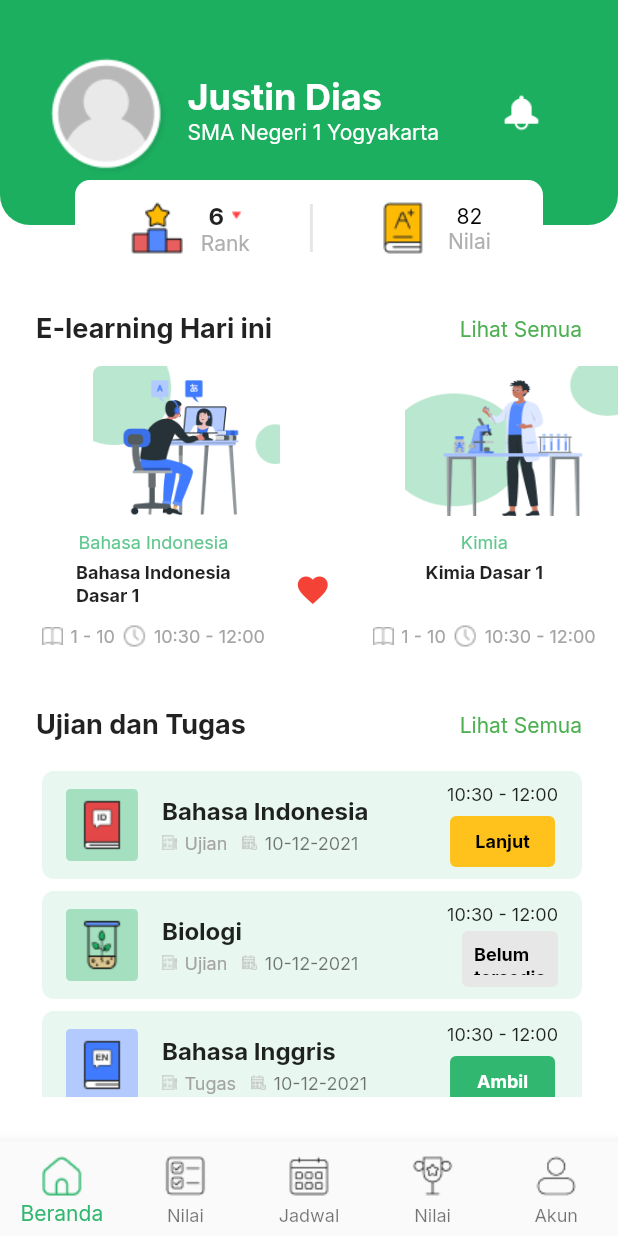
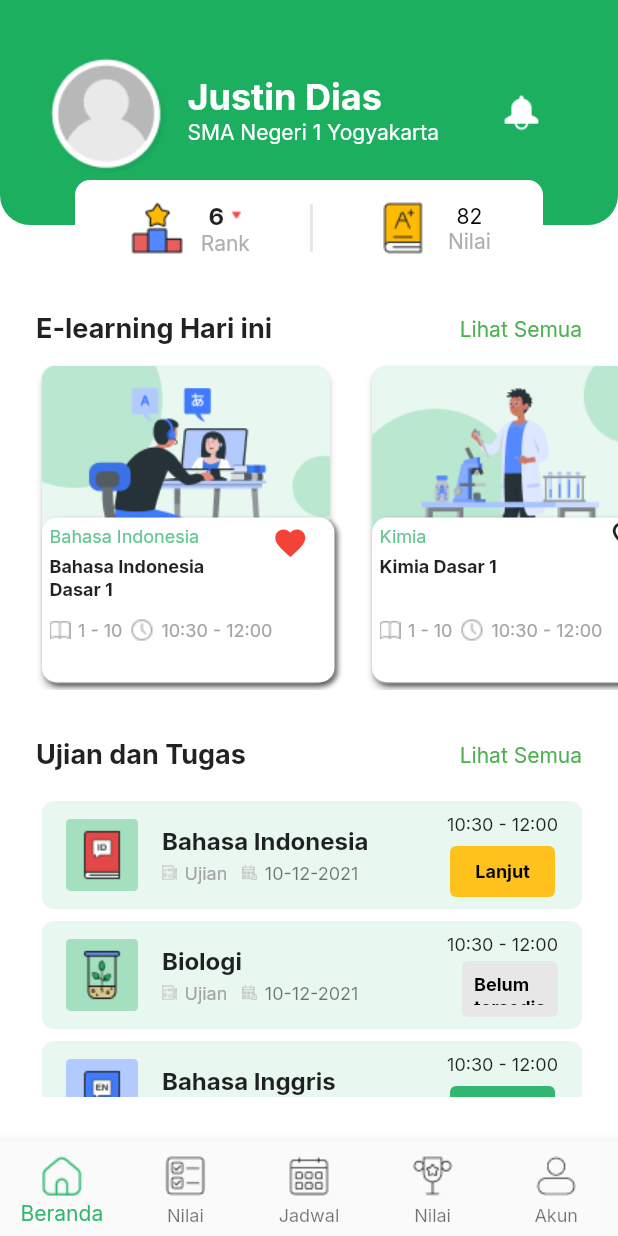
Before and after one commit to taufiqjack/ujione_ui_new, a Flutter app: the screen it shows after launch, on a phone screen of 412 x 824 dp. Run offline on Flutter 3.47's test engine with Material 2 defaults, Android fonts, the phone set to English and light mode, and no system bars; our stand-ins replace google_fonts.

Commit message:
update ui

```diff
--- a/lib/ui/view/index_view.dart
+++ b/lib/ui/view/index_view.dart
@@ -207,7 +207,10 @@ class _IndexViewState extends State<IndexView> {
                       height: 24,
                     ),
                     Padding(
-                      padding: const EdgeInsets.only(left: 24, right: 24),
+                      padding: const EdgeInsets.only(
+                        left: 24,
+                        right: 24,
+                      ),
                       child: Row(
                           mainAxisAlignment: MainAxisAlignment.spaceBetween,
                           children: [
@@ -246,30 +249,77 @@ class _IndexViewState extends State<IndexView> {
                             scrollDirection: Axis.horizontal,
                             child: Row(
                               children: [
+                                Stack(
+                                  children: [
                                     SizedBox(
-                                  height: 200,
+                                      width: 200,
+                                      height: 220,
                                       child: Card(
-                                    elevation: 0,
+                                        color: const Color(0xFFE8F7EF),
+                                        elevation: 2,
                                         semanticContainer: true,
                                         child: Column(
                                           children: [
                                             Image.asset(
                                               'assets/images/icon_ilustrasi_mapel_bhs_indo.png',
-                                          height: 100,
-                                          width: 150,
+                                              fit: BoxFit.cover,
                                             ),
                                             const SizedBox(
                                               height: 10,
                                             ),
-                                        Row(
+                                          ],
+                                        ),
+                                        shape: RoundedRectangleBorder(
+                                          borderRadius: BorderRadius.circular(
+                                            10.0,
+                                          ),
+                                        ),
+                                      ),
+                                    ),
+                                    Padding(
+                                      padding: const EdgeInsets.only(
+                                        top: 105,
+                                        left: 4,
+                                      ),
+                                      child: Container(
+                                        decoration: const BoxDecoration(
+                                            color: Colors.white,
+                                            boxShadow: [
+                                              BoxShadow(
+                                                  color: Colors.black54,
+                                                  blurRadius: 2,
+                                                  offset: Offset(
+                                                    2,
+                                                    2,
+                                                  ))
+                                            ],
+                                            borderRadius: BorderRadius.all(
+                                                Radius.circular(10))),
+                                        height: 110,
+                                        width: 195,
+                                        child: Row(
+                                          mainAxisAlignment:
+                                              MainAxisAlignment.start,
+                                          crossAxisAlignment:
+                                              CrossAxisAlignment.start,
                                           children: [
-                                            Column(
+                                            Padding(
+                                              padding: const EdgeInsets.only(
+                                                left: 5,
+                                                top: 5,
+                                              ),
+                                              child: Column(
+                                                mainAxisAlignment:
+                                                    MainAxisAlignment.start,
+                                                crossAxisAlignment:
+                                                    CrossAxisAlignment.start,
                                                 children: [
                                                   const Text(
                                                     'Bahasa Indonesia',
                                                     style: TextStyle(
                                                       fontSize: 12,
-                                                    fontWeight: FontWeight.w400,
+                                                      fontWeight:
+                                                          FontWeight.w400,
                                                       color: Color(0xFF60C78F),
                                                     ),
                                                   ),
@@ -280,7 +330,8 @@ class _IndexViewState extends State<IndexView> {
                                                     'Bahasa Indonesia\nDasar 1',
                                                     style: TextStyle(
                                                       fontSize: 12,
-                                                    fontWeight: FontWeight.w700,
+                                                      fontWeight:
+                                                          FontWeight.w700,
                                                     ),
                                                   ),
                                                   const SizedBox(
@@ -320,54 +371,93 @@ class _IndexViewState extends State<IndexView> {
                                                   )
                                                 ],
                                               ),
+                                            ),
+                                            const Padding(
+                                              padding: EdgeInsets.only(
+                                                top: 5,
+                                              ),
+                                              child: Icon(
+                                                Icons.favorite,
+                                                color: Colors.red,
+                                              ),
+                                            ),
+                                          ],
+                                        ),
+                                      ),
+                                    ),
+                                  ],
+                                ),
                                 const SizedBox(
                                   width: 20,
                                 ),
-                                            const Icon(
-                                              Icons.favorite,
-                                              color: Colors.red,
-                                            )
-                                          ],
+                                Stack(
+                                  children: [
+                                    SizedBox(
+                                      width: 200,
+                                      height: 220,
+                                      child: Card(
+                                        color: const Color(0xFFE8F7EF),
+                                        elevation: 2,
+                                        semanticContainer: true,
+                                        child: Column(
+                                          children: [
+                                            Image.asset(
+                                              'assets/images/icon_ilustrasi_mapel_kimia.png',
+                                              fit: BoxFit.cover,
+                                            ),
+                                            const SizedBox(
+                                              height: 10,
                                             ),
                                           ],
                                         ),
                                         shape: RoundedRectangleBorder(
                                             borderRadius: BorderRadius.circular(
                                           10.0,
+                                        )),
                                       ),
                                     ),
+                                    Padding(
+                                      padding: const EdgeInsets.only(
+                                          top: 105, left: 4),
+                                      child: Container(
+                                        decoration: const BoxDecoration(
+                                            color: Colors.white,
+                                            boxShadow: [
+                                              BoxShadow(
+                                                  color: Colors.black54,
+                                                  blurRadius: 2,
+                                                  offset: Offset(
+                                                    2,
+                                                    2,
+                                                  ))
+                                            ],
+                                            borderRadius: BorderRadius.all(
+                                                Radius.circular(10))),
+                                        height: 110,
+                                        width: 195,
+                                        child: Row(
+                                          mainAxisAlignment:
+                                              MainAxisAlignment.start,
+                                          crossAxisAlignment:
+                                              CrossAxisAlignment.start,
+                                          children: [
+                                            Padding(
+                                              padding: const EdgeInsets.only(
+                                                left: 5,
+                                                top: 5,
                                               ),
-                                ),
-                                const SizedBox(
-                                  width: 20,
-                                ),
-                                SizedBox(
-                                  height: 200,
-                                  child: Card(
-                                    elevation: 0,
-                                    semanticContainer: true,
                                               child: Column(
-                                      children: [
-                                        Image.asset(
-                                          'assets/images/icon_ilustrasi_mapel_kimia.png',
-                                          fit: BoxFit.fill,
-                                          width: 150,
-                                          height: 100,
-                                        ),
-                                        const SizedBox(
-                                          height: 10,
-                                        ),
-                                        Row(
-                                          children: [
-                                            Column(
                                                 mainAxisAlignment:
-                                                  MainAxisAlignment.center,
+                                                    MainAxisAlignment.start,
+                                                crossAxisAlignment:
+                                                    CrossAxisAlignment.start,
                                                 children: [
                                                   const Text(
                                                     'Kimia',
                                                     style: TextStyle(
                                                       fontSize: 12,
-                                                    fontWeight: FontWeight.w400,
+                                                      fontWeight:
+                                                          FontWeight.w400,
                                                       color: Color(0xFF60C78F),
                                                     ),
                                                   ),
@@ -378,7 +468,8 @@ class _IndexViewState extends State<IndexView> {
                                                     'Kimia Dasar 1\n',
                                                     style: TextStyle(
                                                       fontSize: 12,
-                                                    fontWeight: FontWeight.w700,
+                                                      fontWeight:
+                                                          FontWeight.w700,
                                                     ),
                                                   ),
                                                   const SizedBox(
@@ -418,21 +509,21 @@ class _IndexViewState extends State<IndexView> {
                                                   )
                                                 ],
                                               ),
+                                            ),
                                             const SizedBox(
-                                              width: 20,
+                                              width: 5,
                                             ),
                                             const Icon(
                                               Icons.favorite_border,
                                             )
                                           ],
                                         ),
+                                      ),
+                                    ),
+                                    const SizedBox(
+                                      height: 10,
+                                    ),
                                   ],
-                                    ),
-                                    shape: RoundedRectangleBorder(
-                                        borderRadius: BorderRadius.circular(
-                                      10.0,
-                                    )),
-                                  ),
                                 ),
                               ],
                             ),
```
Lines whose indentation alone changed are shown as unchanged.
